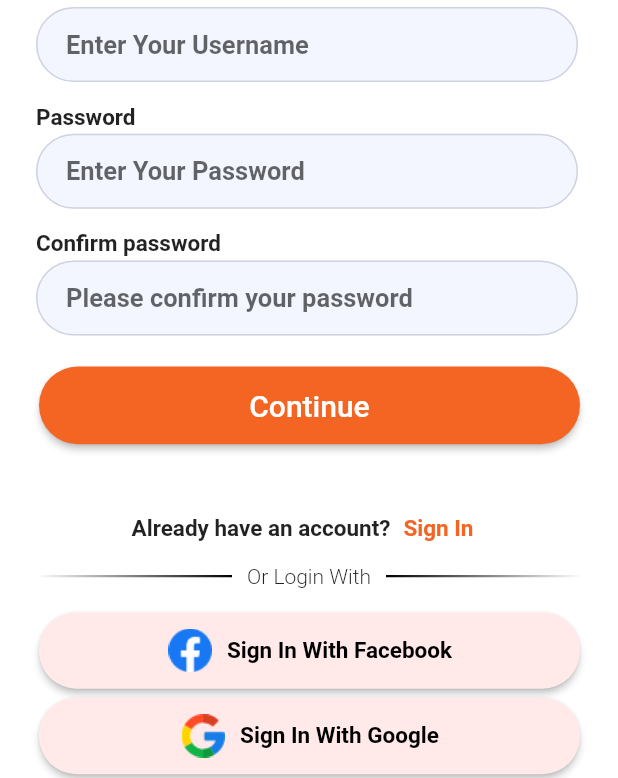
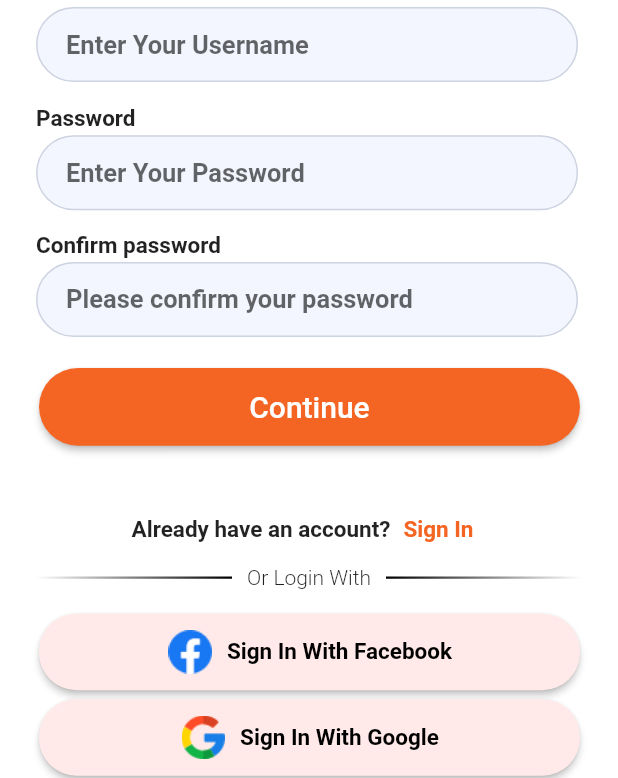
Before and after one commit to Sahilgupta9426/roojh_project, a Flutter app: the screen it shows after launch, after a tap on "Sign in", after a tap on "Create Account", on a phone screen of 412 x 824 dp. Shown: the part 455-1233 px from the top of the screen. Run offline on Flutter 3.47's test engine with Material 2 defaults, Android fonts, the phone set to English and light mode, and no system bars; our stand-ins replace flutter_secure_storage, flutter_svg, hexcolor, local_auth; missing offline and left inert: amplify_auth_cognito, amplify_flutter.

Commit message:
signup successful

```diff
--- a/lib/Login_page/login_form.dart
+++ b/lib/Login_page/login_form.dart
@@ -26,6 +26,7 @@ class _LoginFieldState extends State<LoginField> {
     var password = "";
     final usernameController = TextEditingController();
     final passwordController = TextEditingController();
+    var notify;
 
     return Form(
         key: _formKey,
@@ -155,24 +156,28 @@ class _LoginFieldState extends State<LoginField> {
                   onPressed: () async {
                     if (_formKey.currentState!.validate()) {
                       ScaffoldMessenger.of(context).showSnackBar(
-                        const SnackBar(content: Text('Processing')),
+                        const SnackBar(
+                            duration: Duration(seconds: 2),
+                            content: Text('Processing')),
                       );
 
-                      setState(() {
+                      setState(() async {
                         username = usernameController.text;
                         password = passwordController.text;
 
-                        AuthServices().sigIn(username, password, context);
+                        notify = await AuthServices()
+                            .sigIn(username, password, context);
+                        print('-------------------------------$notify');
+                        if (notify == 'Failed since user is not authorized.' ||
+                            notify == 'User not found in the system.') {
+                          ScaffoldMessenger.of(context).showSnackBar(
+                              const SnackBar(
+                                  duration: Duration(seconds: 4),
+                                  backgroundColor: Colors.red,
+                                  content:
+                                      Text('invalid username and password')));
+                        }
                       });
-                      // ScaffoldMessenger.of(context).showSnackBar(
-                      //   const SnackBar(
-                      //       duration: Duration(seconds: 5),
-                      //       backgroundColor: Colors.red,
-                      //       content: Text(
-                      //         'Invalid username and password',
-                      //         style: TextStyle(color: Colors.white),
-                      //       )),
-                      // );
                     }
                   },
                   child: Text('Sign in',
--- a/lib/Login_page/main_login.dart
+++ b/lib/Login_page/main_login.dart
@@ -5,8 +5,11 @@ import 'login_form.dart';
 import '../common_code/login_with_buttons.dart';
 import 'or_login_with.dart';
 
+// ignore: must_be_immutable
 class SignIn extends StatefulWidget {
-  const SignIn({Key? key}) : super(key: key);
+  String notify;
+  SignIn({Key? key, required this.notify}) : super(key: key);
+  // const SignIn({Key? key}) : super(key: key);
 
   @override
   State<SignIn> createState() => _SignInState();
@@ -16,15 +19,18 @@ class _SignInState extends State<SignIn> {
   @override
   Widget build(BuildContext context) {
     return Scaffold(
-        body: Container(
+        body: SingleChildScrollView(
+      child: Container(
           padding: const EdgeInsets.all(0),
           color: Colors.white,
-            child: ListView(
+          child: Column(
             children: [
-                TopImagesField(), //top images which in saved in 'common_code/topImg.dart'
-                Padding(
-                  padding: EdgeInsets.only(
-                      left: 26, right: 192, top: 20, bottom: 20),
+              const TopImagesField(), //top images which in saved in 'common_code/topImg.dart'
+              const Padding(
+                padding:
+                    EdgeInsets.only(left: 26, right: 192, top: 20, bottom: 20),
+                child: Align(
+                  alignment: Alignment.topLeft,
                   child: Text(
                     'Sign In',
                     style: TextStyle(
@@ -33,20 +39,30 @@ class _SignInState extends State<SignIn> {
                     ),
                   ),
                 ),
-                LoginField(), //Login Form Field which is saved in 'Login_page/login_form.dart'
-                SizedBox(
+              ),
+              Container(
+                child: widget.notify == '1'
+                    ? const Text(
+                        'Sign Up Sucessfull',
+                        style: TextStyle(color: Colors.green, fontSize: 17),
+                      )
+                    : const SizedBox(),
+              ),
+              const LoginField(), //Login Form Field which is saved in 'Login_page/login_form.dart'
+              const SizedBox(
                 height: 32,
               ),
-                Create_Acoount(), //text button which redirect in 'sign up page' and this code saved in Login_page/create_account.dart
-                OrLoginWith(), //it's a divider between from and login with button. this code is saved in 'Login_page/or_login_with.dart'
-                SizedBox(height: 16),
-                Facebook_Login(), //login with facebook button saved in 'common_code/login_with_button.dart'
-                SizedBox(height: 6),
-                GoogleLogin(), //login with google button saved in 'common code/login_with_button.dart'
-                SizedBox(
-                  height: 38,
+              const Create_Acoount(), //text button which redirect in 'sign up page' and this code saved in Login_page/create_account.dart
+              const OrLoginWith(), //it's a divider between from and login with button. this code is saved in 'Login_page/or_login_with.dart'
+              const SizedBox(height: 16),
+              const FacebookLogin(), //login with facebook button saved in 'common_code/login_with_button.dart'
+              const SizedBox(height: 6),
+              const GoogleLogin(), //login with google button saved in 'common code/login_with_button.dart'
+              const SizedBox(
+                height: 32,
               )
             ],
-            )));
+          )),
+    ));
   }
 }
--- a/lib/Sign_up/already_have_account.dart
+++ b/lib/Sign_up/already_have_account.dart
@@ -15,7 +15,7 @@ class AlreadyHaveAccount extends StatelessWidget {
       child: Row(
         mainAxisAlignment: MainAxisAlignment.center,
         children: [
-          Text('Already have an account?',
+          const Text('Already have an account?',
               style: TextStyle(fontSize: 15, fontWeight: FontWeight.w600)),
           TextButton(
             onPressed: () {
@@ -25,7 +25,7 @@ class AlreadyHaveAccount extends StatelessWidget {
                   PageRouteBuilder(
                     transitionDuration: Duration(milliseconds: 500),
                     pageBuilder: (context, animation, secondaryAnimation) =>
-                        const SignIn(),
+                        SignIn(notify: '0'),
                     transitionsBuilder:
                         (context, animation, secondaryAnimation, Widget child) {
                       animation = CurvedAnimation(
--- a/lib/Sign_up/main_sign_up.dart
+++ b/lib/Sign_up/main_sign_up.dart
@@ -40,7 +40,7 @@ class _SignUpState extends State<SignUp> {
                 AlreadyHaveAccount(), //to redirect in sign in page saved in 'Sign_up/already_have_account.dart'
                 OrLoginWith(), //divider between signup form and login with buttons saved in 'Sign_up/or_login_with.dart'
                 SizedBox(height: 16),
-                Facebook_Login(), //login with facebook.saved in'common_code/login_with_buttons.dart'
+                FacebookLogin(), //login with facebook.saved in'common_code/login_with_buttons.dart'
                 SizedBox(height: 6),
                 GoogleLogin(), //login with google.saved in'common_code/login_with_buttons.dart'
                 SizedBox(
--- a/lib/Sign_up/signup_form.dart
+++ b/lib/Sign_up/signup_form.dart
@@ -90,18 +90,19 @@ class _SignupFieldState extends State<SignupField> {
               ),
             ),
             Container(
+                padding: EdgeInsets.only(top: 5),
                 child: notify == 'User not confirmed in the system.' ||
                         notify == 'Failed since user is not authorized.'
-                    ? Text(
+                    ? const Text(
                         ' Username Already Exist',
                         style: TextStyle(color: Colors.red),
                       )
-                    : SizedBox()),
-            SizedBox(height: 14.49),
-            Align(
+                    : const SizedBox()),
+            const SizedBox(height: 10.49),
+            const Align(
               alignment: Alignment.centerLeft,
               child: Padding(
-                padding: const EdgeInsets.only(left: 24, bottom: 2),
+                padding: EdgeInsets.only(left: 24, bottom: 2),
                 child: Text(
                   'Password',
                   style: TextStyle(fontSize: 15, fontWeight: FontWeight.w600),
@@ -114,7 +115,8 @@ class _SignupFieldState extends State<SignupField> {
                 obscureText: true,
                 enableSuggestions: false,
                 autocorrect: false,
-                style: TextStyle(fontSize: 17, fontWeight: FontWeight.w600),
+                style:
+                    const TextStyle(fontSize: 17, fontWeight: FontWeight.w600),
                 decoration: InputDecoration(
                   filled: true,
                   fillColor: HexColor('#F3F6FF'),
@@ -134,7 +136,7 @@ class _SignupFieldState extends State<SignupField> {
                         color: HexColor('#CED3E1'),
                         width: 1.0,
                       )),
-                  errorStyle: TextStyle(color: Colors.red, fontSize: 15),
+                  errorStyle: const TextStyle(color: Colors.red, fontSize: 15),
                   errorBorder: OutlineInputBorder(
                     borderRadius: BorderRadius.circular(98.67),
                   ),
@@ -151,6 +153,7 @@ class _SignupFieldState extends State<SignupField> {
                   } else if (!regex.hasMatch(val)) {
                     return 'Example@123';
                   }
+                  return null;
                 },
                 onChanged: (val) {
                   setState(() {
@@ -218,6 +221,7 @@ class _SignupFieldState extends State<SignupField> {
                   } else if (!regex.hasMatch(val)) {
                     return 'Example@123';
                   }
+                  return null;
                 },
               ),
             ),
@@ -241,7 +245,7 @@ class _SignupFieldState extends State<SignupField> {
                         setState(() {
                           notify = 'Available';
                         });
-                        await Future.delayed(Duration(seconds: 1));
+                        await Future.delayed(const Duration(seconds: 1));
 
                         Navigator.of(context).push(
                           MaterialPageRoute(
@@ -257,7 +261,7 @@ class _SignupFieldState extends State<SignupField> {
                       }
                     }
                   },
-                  child: Text('Continue',
+                  child: const Text('Continue',
                       style: TextStyle(fontSize: 20, color: Colors.white)),
                   style: ButtonStyle(
                       foregroundColor:
--- a/lib/common_code/login_with_buttons.dart
+++ b/lib/common_code/login_with_buttons.dart
@@ -38,11 +38,11 @@ class GoogleLogin extends StatelessWidget {
                   // ),
 
                   ),
-              SizedBox(
+              const SizedBox(
                 width: 10,
               ),
               Container(
-                child: Text(
+                child: const Text(
                   'Sign In With Google',
                   style: TextStyle(fontSize: 15, fontWeight: FontWeight.w600),
                 ),
@@ -55,8 +55,8 @@ class GoogleLogin extends StatelessWidget {
   }
 }
 
-class Facebook_Login extends StatelessWidget {
-  const Facebook_Login({
+class FacebookLogin extends StatelessWidget {
+  const FacebookLogin({
     Key? key,
   }) : super(key: key);
 
--- a/lib/forget_password/by_phone.dart
+++ b/lib/forget_password/by_phone.dart
@@ -11,7 +11,7 @@ class ByPhone extends StatefulWidget {
 class _ByPhoneState extends State<ByPhone> {
   final _formKey = GlobalKey<FormState>();
   var phone_no = "";
-
+  List<String> _countryCodes = ['+91', '+23'];
   final phone_noController = TextEditingController();
 
   @override
--- a/lib/main.dart
+++ b/lib/main.dart
@@ -67,12 +67,17 @@ class _StartPointState extends State<StartPoint> {
   Widget build(BuildContext context) {
     return MaterialApp(
         title: 'Roojh',
-        home: Scaffold(body: _amplifyConfigured ? SignIn() : Text('Loading')),
+        home: Scaffold(
+            body: _amplifyConfigured
+                ? SignIn(
+                    notify: '0',
+                  )
+                : Text('Loading')),
         debugShowCheckedModeBanner: false,
         theme: new ThemeData(
             scaffoldBackgroundColor: Color.fromARGB(255, 255, 249, 249)),
         routes: {
-          "/login": (context) => SignIn(),
+          "/login": (context) => SignIn(notify: '0'),
           "/forgetPass": (context) => ForgetPassword(),
           "/signup": (context) => SignUp(),
           "/home": (context) => Home(),
```
Also changed, not shown: lib/Sign_up/authenticate_by/by_email.dart (+10 -7 lines), lib/Sign_up/cofirmation_code/confirmation_page.dart (+27 -21 lines), lib/homepage/home.dart (+3 -11 lines), lib/services/auth_services.dart (+8 -3 lines). Lines whose indentation alone changed are shown as unchanged.
